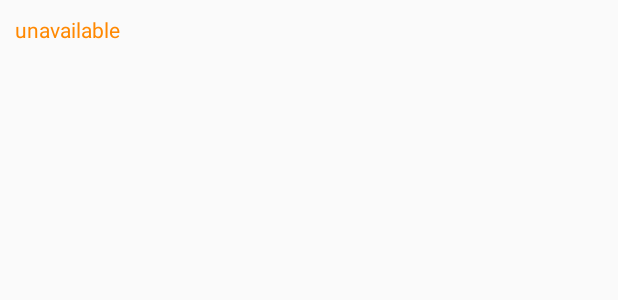
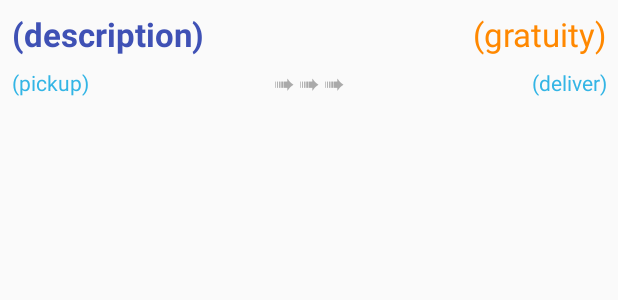
Before and after one commit to approov/shipfast-api-protection, an Android app: the layout listview_shipment.xml on its own in the app's theme, with its tools: preview values and no code run, on a phone screen of 412 x 824 dp. Shown: the top 300 px of the screen. Run offline under Robolectric (Android 15) with nearby library versions, the phone set to English and light mode, and no system bars.

Commit message:
update delivered stats page

```diff
--- a/app/android/kotlin/ShipFast/app/src/main/java/com/criticalblue/shipfast/LoginActivity.kt
+++ b/app/android/kotlin/ShipFast/app/src/main/java/com/criticalblue/shipfast/LoginActivity.kt
@@ -25,6 +25,9 @@ import com.auth0.android.result.Credentials
 
 /**
  * The Login activity class.
+ *
+ * TODO: use Auth0 CredentialsManager
+ * TODO: use Android Lock rather than web Lock
  */
 class LoginActivity : AppCompatActivity() {
 
--- a/app/android/kotlin/ShipFast/app/src/main/java/com/criticalblue/shipfast/ShipmentActivity.kt
+++ b/app/android/kotlin/ShipFast/app/src/main/java/com/criticalblue/shipfast/ShipmentActivity.kt
@@ -184,7 +184,9 @@ class ShipmentActivity : AppCompatActivity() {
      */
     private fun fetchNextShipment() {
 
-        Toast.makeText(this@ShipmentActivity, "Waiting for shipment...", Toast.LENGTH_SHORT).show()
+        runOnUiThread {
+            Toast.makeText(this@ShipmentActivity, "Waiting for shipment...", Toast.LENGTH_SHORT).show()
+        }
 
         startProgress()
 
--- a/app/android/kotlin/ShipFast/app/src/main/java/com/criticalblue/shipfast/SummaryActivity.kt
+++ b/app/android/kotlin/ShipFast/app/src/main/java/com/criticalblue/shipfast/SummaryActivity.kt
@@ -9,13 +9,20 @@
 
 package com.criticalblue.shipfast
 
+import android.content.Context
 import android.support.v7.app.AppCompatActivity
 import android.os.Bundle
+import android.view.LayoutInflater
 import android.view.View
+import android.view.ViewGroup
 import android.widget.ArrayAdapter
 import android.widget.ListView
 import android.widget.ProgressBar
+import android.widget.TextView
 
+/**
+ * The Summary activity class.
+ */
 class SummaryActivity : AppCompatActivity() {
 
     /** The progress bar */
@@ -43,7 +50,8 @@ class SummaryActivity : AppCompatActivity() {
         requestDeliveredShipments(this@SummaryActivity, { _, shipments ->
             stopProgress()
             runOnUiThread {
-                deliveredShipmentsListView.adapter = ArrayAdapter(this@SummaryActivity, R.layout.listview_shipment, shipments)
+                deliveredShipmentsListView.adapter = DeliveredShipmentsAdapter(this@SummaryActivity,
+                        R.layout.listview_shipment, shipments ?: arrayListOf())
             }
         })
     }
@@ -66,3 +74,32 @@ class SummaryActivity : AppCompatActivity() {
         }
     }
 }
+
+/**
+ * The adapter for the Delivered Shipments list view.
+ */
+class DeliveredShipmentsAdapter(context: Context, resource: Int, private val shipments: List<Shipment>)
+    : ArrayAdapter<Shipment>(context, resource, shipments)  {
+
+    override fun getView(position: Int, convertView: View?, parent: ViewGroup?): View {
+
+        // Get the shipment for the list view row index
+        val shipment = shipments[position]
+
+        // Get the various list view row views
+        val inflater = context.getSystemService(Context.LAYOUT_INFLATER_SERVICE) as LayoutInflater
+        val rowView = inflater.inflate(R.layout.listview_shipment, parent, false)
+        val descriptionTextView = rowView.findViewById<TextView>(R.id.delShipDescriptionTextView)
+        val gratuityTextView = rowView.findViewById<TextView>(R.id.delShipGratuityTextView)
+        val pickupTextView = rowView.findViewById<TextView>(R.id.delShipPickupTextView)
+        val deliverTextView = rowView.findViewById<TextView>(R.id.delShipDeliverTextView)
+
+        // Update the text for the list view row views
+        descriptionTextView.text = shipment.description
+        gratuityTextView.text = "$${shipment.gratuity}"
+        pickupTextView.text = shipment.pickupName
+        deliverTextView.text = shipment.deliveryName
+
+        return rowView
+    }
+}
--- a/app/android/kotlin/ShipFast/app/src/main/res/layout/listview_shipment.xml
+++ b/app/android/kotlin/ShipFast/app/src/main/res/layout/listview_shipment.xml
@@ -1,9 +1,76 @@
 <?xml version="1.0" encoding="utf-8"?>
-<TextView xmlns:android="http://schemas.android.com/apk/res/android"
-    android:id="@+id/label"
-    android:layout_width="fill_parent"
-    android:layout_height="fill_parent"
-    android:padding="10dip"
-    android:text="unavailable"
-    android:textAppearance="@style/TextAppearance.AppCompat.Body1"
-    android:textColor="@android:color/holo_orange_dark"></TextView>
+<android.support.constraint.ConstraintLayout xmlns:android="http://schemas.android.com/apk/res/android"
+    xmlns:app="http://schemas.android.com/apk/res-auto"
+    xmlns:tools="http://schemas.android.com/tools"
+    android:layout_width="match_parent"
+    android:layout_height="match_parent">
+
+    <TextView
+        android:id="@+id/delShipDescriptionTextView"
+        android:layout_width="0dp"
+        android:layout_height="wrap_content"
+        android:layout_marginEnd="8dp"
+        android:layout_marginStart="8dp"
+        android:layout_marginTop="8dp"
+        android:text="(description)"
+        android:textAlignment="textStart"
+        android:textAppearance="@style/TextAppearance.AppCompat.Large"
+        android:textColor="@color/colorPrimary"
+        android:textStyle="bold"
+        app:layout_constraintEnd_toStartOf="@+id/delShipGratuityTextView"
+        app:layout_constraintStart_toStartOf="parent"
+        app:layout_constraintTop_toTopOf="parent" />
+
+    <TextView
+        android:id="@+id/delShipGratuityTextView"
+        android:layout_width="wrap_content"
+        android:layout_height="wrap_content"
+        android:layout_marginEnd="8dp"
+        android:layout_marginTop="8dp"
+        android:text="(gratuity)"
+        android:textAlignment="textEnd"
+        android:textAppearance="@style/TextAppearance.AppCompat.Large"
+        android:textColor="@android:color/holo_orange_dark"
+        app:layout_constraintEnd_toEndOf="parent"
+        app:layout_constraintTop_toTopOf="parent" />
+
+    <TextView
+        android:id="@+id/delShipPickupTextView"
+        android:layout_width="wrap_content"
+        android:layout_height="wrap_content"
+        android:layout_marginStart="8dp"
+        android:layout_marginTop="8dp"
+        android:text="(pickup)"
+        android:textAlignment="textStart"
+        android:textAppearance="@style/TextAppearance.AppCompat.Body1"
+        android:textColor="@android:color/holo_blue_light"
+        app:layout_constraintStart_toStartOf="parent"
+        app:layout_constraintTop_toBottomOf="@+id/delShipDescriptionTextView" />
+
+    <TextView
+        android:id="@+id/delShipDeliverTextView"
+        android:layout_width="wrap_content"
+        android:layout_height="wrap_content"
+        android:layout_marginEnd="8dp"
+        android:layout_marginTop="8dp"
+        android:text="(deliver)"
+        android:textAlignment="textEnd"
+        android:textAppearance="@style/TextAppearance.AppCompat.Body1"
+        android:textColor="@android:color/holo_blue_light"
+        app:layout_constraintEnd_toEndOf="parent"
+        app:layout_constraintTop_toBottomOf="@+id/delShipGratuityTextView" />
+
+    <TextView
+        android:id="@+id/arrowTextView"
+        android:layout_width="wrap_content"
+        android:layout_height="wrap_content"
+        android:layout_marginTop="8dp"
+        android:text="➠ ➠ ➠"
+        android:textAppearance="@style/TextAppearance.AppCompat.Body1"
+        android:textColor="@android:color/darker_gray"
+        app:layout_constraintEnd_toEndOf="parent"
+        app:layout_constraintHorizontal_bias="0.5"
+        app:layout_constraintStart_toStartOf="parent"
+        app:layout_constraintTop_toBottomOf="@+id/delShipDescriptionTextView" />
+
+</android.support.constraint.ConstraintLayout>
--- a/app/android/kotlin/ShipFast/app/src/main/res/values/colors.xml
+++ b/app/android/kotlin/ShipFast/app/src/main/res/values/colors.xml
@@ -1,6 +1,6 @@
 <?xml version="1.0" encoding="utf-8"?>
 <resources>
-    <color name="colorPrimary">#3F51B5</color>
+    <color name="colorPrimary">#3f51b5</color>
     <color name="colorPrimaryDark">#303f9f</color>
     <color name="colorAccent">#FF4081</color>
 </resources>
```
Also changed, not shown: 1 other file.
